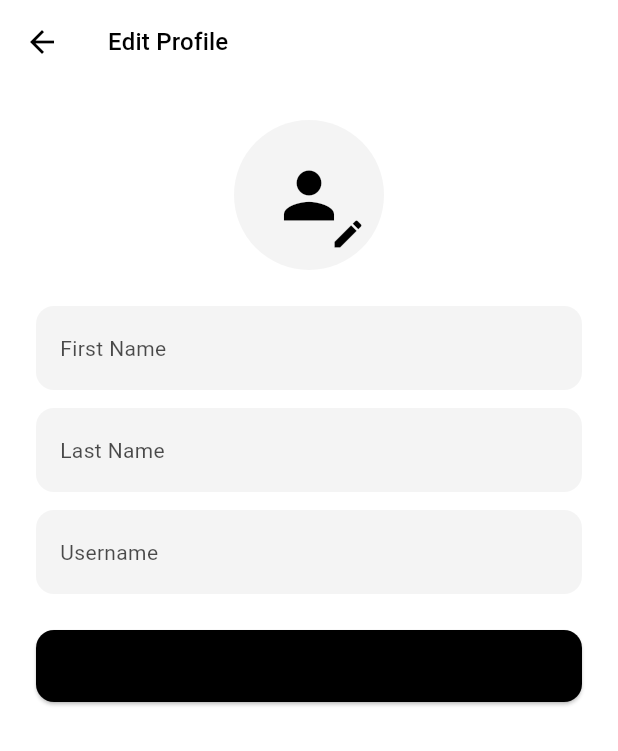
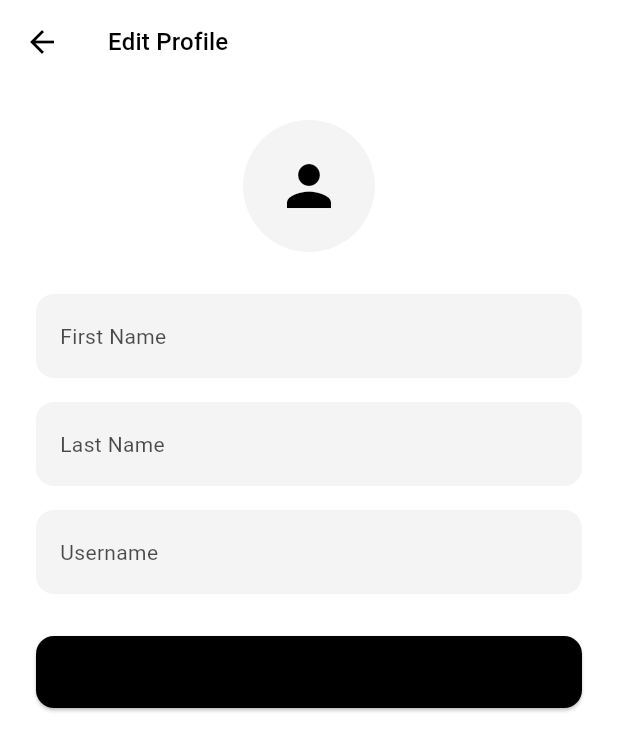
Before and after one commit to shlokmestry/boxed_app, a Flutter app: the ProfileScreen screen opened directly, after a tap on "Edit Profile", on a phone screen of 412 x 824 dp. Shown: the top 751 px of the screen. Run offline on Flutter 3.47's test engine with Material 3 defaults, Android fonts, the phone set to English and light mode, and no system bars; our stand-ins replace cloud_firestore, firebase_auth, firebase_core, firebase_messaging, firebase_storage, flutter_local_notifications and 4 more; missing offline and left inert: encrypt, pointycastle, rsa_encrypt; accounts and stored records are empty.

Commit message:
improved profile and edit UI with avatar and better layout

```diff
--- a/lib/screens/edit_profile_screen.dart
+++ b/lib/screens/edit_profile_screen.dart
@@ -24,6 +24,7 @@ class _EditProfileScreenState extends State<EditProfileScreen> {
   String? _photoUrl;
 
   bool _isLoading = true;
+  bool _isUploadingImage = false;
   String? _error;
 
   @override
@@ -36,7 +37,10 @@ class _EditProfileScreenState extends State<EditProfileScreen> {
     final user = FirebaseAuth.instance.currentUser;
     if (user == null) return;
 
-    final doc = await FirebaseFirestore.instance.collection('users').doc(user.uid).get();
+    final doc = await FirebaseFirestore.instance
+        .collection('users')
+        .doc(user.uid)
+        .get();
     final data = doc.data();
 
     setState(() {
@@ -49,7 +53,8 @@ class _EditProfileScreenState extends State<EditProfileScreen> {
   }
 
   Future<void> _pickImage() async {
-    final picked = await _picker.pickImage(source: ImageSource.gallery, imageQuality: 80);
+    final picked =
+        await _picker.pickImage(source: ImageSource.gallery, imageQuality: 80);
     if (picked != null) {
       setState(() => _newImage = File(picked.path));
     }
@@ -62,9 +67,13 @@ class _EditProfileScreenState extends State<EditProfileScreen> {
           .ref()
           .child('profile_images')
           .child('$uid-${DateTime.now().millisecondsSinceEpoch}.jpg');
+      setState(() => _isUploadingImage = true);
       final uploadTask = await ref.putFile(file);
-      return await uploadTask.ref.getDownloadURL();
+      final downloadUrl = await uploadTask.ref.getDownloadURL();
+      setState(() => _isUploadingImage = false);
+      return downloadUrl;
     } catch (e) {
+      setState(() => _isUploadingImage = false);
       print('Image upload failed: $e');
       return null;
     }
@@ -86,18 +95,16 @@ class _EditProfileScreenState extends State<EditProfileScreen> {
       if (_newImage != null) {
         imageUrl = await _uploadImage(_newImage!);
       }
+
       await FirebaseFirestore.instance.collection('users').doc(uid).update({
         'firstName': _firstName!.trim(),
         'lastName': _lastName!.trim(),
-        'username': _username!.trim(),
+        // Username intentionally not updated
         'photoUrl': imageUrl,
       });
 
       if (!mounted) return;
-      ScaffoldMessenger.of(context).showSnackBar(
-        const SnackBar(content: Text("Profile updated!")),
-      );
-      Navigator.pop(context);
+      Navigator.pop(context, true);
     } catch (e) {
       setState(() => _error = "Failed to save profile");
       print("Error saving profile: $e");
@@ -128,10 +135,13 @@ class _EditProfileScreenState extends State<EditProfileScreen> {
                 child: ListView(
                   children: [
                     Center(
+                      child: GestureDetector(
+                        onTap: _pickImage,
                         child: Stack(
+                          alignment: Alignment.center,
                           children: [
                             CircleAvatar(
-                            radius: 50,
+                              radius: 44,
                               backgroundImage: _newImage != null
                                   ? FileImage(_newImage!)
                                   : (_photoUrl != null && _photoUrl!.isNotEmpty)
@@ -141,23 +151,23 @@ class _EditProfileScreenState extends State<EditProfileScreen> {
                               child: (_newImage == null &&
                                       (_photoUrl == null || _photoUrl!.isEmpty))
                                   ? Icon(Icons.person,
-                                    color: colorScheme.onSurface, size: 50)
+                                      color: colorScheme.onSurface, size: 44)
                                   : null,
                             ),
-                          Positioned(
-                            bottom: 0,
-                            right: 0,
-                            child: IconButton(
-                              icon: Icon(Icons.edit, color: colorScheme.onSurface),
-                              onPressed: _pickImage,
-                            ),
+                            if (_isUploadingImage)
+                              const SizedBox(
+                                width: 64,
+                                height: 64,
+                                child: CircularProgressIndicator(strokeWidth: 2),
                               ),
                           ],
                         ),
                       ),
-                    const SizedBox(height: 24),
+                    ),
+                    const SizedBox(height: 28),
                     if (_error != null) ...[
-                      Text(_error!, style: TextStyle(color: colorScheme.error)),
+                      Text(_error!,
+                          style: TextStyle(color: colorScheme.error)),
                       const SizedBox(height: 8),
                     ],
                     TextFormField(
@@ -165,36 +175,49 @@ class _EditProfileScreenState extends State<EditProfileScreen> {
                       style: TextStyle(color: colorScheme.onBackground),
                       decoration: _inputDecoration(context, 'First Name'),
                       validator: (value) =>
-                          value == null || value.trim().isEmpty ? 'Required' : null,
+                          value == null || value.trim().isEmpty
+                              ? 'Required'
+                              : null,
                       onSaved: (value) => _firstName = value,
                     ),
-                    const SizedBox(height: 12),
+                    const SizedBox(height: 16),
                     TextFormField(
                       initialValue: _lastName ?? "",
                       style: TextStyle(color: colorScheme.onBackground),
                       decoration: _inputDecoration(context, 'Last Name'),
                       onSaved: (value) => _lastName = value,
                     ),
-                    const SizedBox(height: 12),
+                    const SizedBox(height: 16),
                     TextFormField(
                       initialValue: _username ?? "",
-                      style: TextStyle(color: colorScheme.onBackground),
-                      decoration: _inputDecoration(context, 'Username'),
-                      validator: (value) =>
-                          value == null || value.trim().isEmpty ? 'Required' : null,
-                      onSaved: (value) => _username = value,
+                      enabled: false,
+                      style: TextStyle(
+                        color: colorScheme.onBackground.withOpacity(0.6),
                       ),
-                    const SizedBox(height: 24),
-                    ElevatedButton(
-                      onPressed: _saveProfile,
+                      decoration: _inputDecoration(context, 'Username').copyWith(
+                        // No lock icon used
+                        hintStyle: TextStyle(
+                          color: colorScheme.onSurface.withOpacity(0.4),
+                        ),
+                      ),
+                    ),
+                    const SizedBox(height: 28),
+                    SizedBox(
+                      width: double.infinity,
+                      height: 48,
+                      child: ElevatedButton(
+                        onPressed: _isUploadingImage ? null : _saveProfile,
                         style: ElevatedButton.styleFrom(
                           backgroundColor: colorScheme.primary,
-                        padding: const EdgeInsets.symmetric(vertical: 14),
                           shape: RoundedRectangleBorder(
                             borderRadius: BorderRadius.circular(12),
                           ),
+                          textStyle: textTheme.titleMedium?.copyWith(
+                            fontWeight: FontWeight.w600,
+                          ),
                         ),
                         child: const Text("Save"),
+                      ),
                     ),
                   ],
                 ),
--- a/lib/screens/profile_screen.dart
+++ b/lib/screens/profile_screen.dart
@@ -1,8 +1,12 @@
+import 'dart:io';
 import 'package:boxed_app/screens/edit_profile_screen.dart';
 import 'package:cloud_firestore/cloud_firestore.dart';
 import 'package:firebase_auth/firebase_auth.dart';
+import 'package:firebase_storage/firebase_storage.dart';
 import 'package:flutter/material.dart';
 import 'package:share_plus/share_plus.dart';
+import 'package:intl/intl.dart';
+import 'package:image_picker/image_picker.dart';
 
 class ProfileScreen extends StatefulWidget {
   const ProfileScreen({super.key});
@@ -12,10 +16,47 @@ class ProfileScreen extends StatefulWidget {
 }
 
 class _ProfileScreenState extends State<ProfileScreen> {
-  Future<DocumentSnapshot?> _getUserProfile() async {
+  bool _isUploadingAvatar = false;
+  final ImagePicker _picker = ImagePicker();
+
+  Future<Map<String, dynamic>?> _getUserProfile() async {
     final user = FirebaseAuth.instance.currentUser;
     if (user == null) return null;
-    return FirebaseFirestore.instance.collection('users').doc(user.uid).get();
+    final doc =
+        await FirebaseFirestore.instance.collection('users').doc(user.uid).get();
+    if (!doc.exists) return null;
+    final data = doc.data();
+    if (data == null) return null;
+
+    // Get capsule count
+    final capsSnap = await FirebaseFirestore.instance
+        .collection('capsules')
+        .where('creatorId', isEqualTo: user.uid)
+        .get();
+    final count = capsSnap.size;
+
+    return {
+      ...data,
+      'capsulesCount': count,
+    };
+  }
+
+  Future<String?> _uploadAvatar(String path, String userId) async {
+    try {
+      final ref =
+          FirebaseStorage.instance.ref().child('avatars').child(userId);
+      final uploadTask = ref.putFile(File(path));
+      final snapshot = await uploadTask;
+      final url = await snapshot.ref.getDownloadURL();
+      await FirebaseFirestore.instance
+          .collection('users')
+          .doc(userId)
+          .update({'photoUrl': url});
+      return url;
+    } catch (e) {
+      debugPrint('Avatar upload error: $e');
+      return null;
+    }
   }
 
   @override
@@ -25,7 +66,7 @@ class _ProfileScreenState extends State<ProfileScreen> {
 
     return Scaffold(
       appBar: AppBar(
-        title: Text("My Profile", style: textTheme.titleMedium),
+        title: Text("Profile", style: textTheme.titleLarge),
         centerTitle: true,
         elevation: 0,
         backgroundColor: colorScheme.background,
@@ -34,8 +75,7 @@ class _ProfileScreenState extends State<ProfileScreen> {
           IconButton(
             icon: const Icon(Icons.share),
             onPressed: () async {
-              final doc = await _getUserProfile();
-              final data = doc?.data() as Map<String, dynamic>?;
+              final data = await _getUserProfile();
               final username = data?['username'] ?? 'myprofile';
               final shareLink = "https://boxed.app/u/$username";
               Share.share("Check out my Boxed profile: $shareLink");
@@ -44,133 +84,148 @@ class _ProfileScreenState extends State<ProfileScreen> {
         ],
       ),
       backgroundColor: colorScheme.background,
-      body: FutureBuilder<DocumentSnapshot?>(
+      body: FutureBuilder<Map<String, dynamic>?>(
         future: _getUserProfile(),
         builder: (context, snapshot) {
           if (!snapshot.hasData) {
             return const Center(child: CircularProgressIndicator());
           }
-
-          final data = snapshot.data?.data() as Map<String, dynamic>?;
-
+          final data = snapshot.data;
           if (data == null) {
             return Center(
               child: Text("No profile data found.",
-                  style: textTheme.bodyLarge?.copyWith(color: colorScheme.onBackground)),
+                  style: textTheme.bodyLarge
+                      ?.copyWith(color: colorScheme.onBackground)),
             );
           }
 
           final firstName = data['firstName'] ?? '';
           final lastName = data['lastName'] ?? '';
           final username = data['username'] ?? '';
-          final email = data['email'] ?? '';
           final photoUrl = data['photoUrl'];
           final createdAt = data['createdAt']?.toDate();
-          final fullName = "$firstName $lastName";
+          final capsulesCount = data['capsulesCount'] ?? 0;
 
           final String initials = (firstName.isNotEmpty ? firstName[0] : '') +
               (lastName.isNotEmpty ? lastName[0] : '');
 
-          return Column(
-            crossAxisAlignment: CrossAxisAlignment.center,
+          return Padding(
+            padding: const EdgeInsets.symmetric(horizontal: 24, vertical: 28),
+            child: Column(
+              mainAxisAlignment: MainAxisAlignment.center,
               children: [
-              const SizedBox(height: 24),
+                /// Avatar with tap and upload logic
+                GestureDetector(
+                  onTap: () async {
+                    final picked = await _picker.pickImage(
+                        source: ImageSource.gallery);
+                    if (picked != null) {
+                      setState(() => _isUploadingAvatar = true);
+                      final newUrl = await _uploadAvatar(
+                          picked.path, FirebaseAuth.instance.currentUser!.uid);
+                      setState(() => _isUploadingAvatar = false);
+                      if (newUrl != null) {
+                        ScaffoldMessenger.of(context).showSnackBar(
+                          const SnackBar(content: Text("Avatar updated!")),
+                        );
+                      }
+                      setState(() {}); // To refresh avatar
+                    }
+                  },
+                  child: Stack(
+                    alignment: Alignment.center,
+                    children: [
                       CircleAvatar(
-                radius: 48,
-                backgroundImage:
-                    (photoUrl != null && photoUrl != '') ? NetworkImage(photoUrl) : null,
+                        radius: 44,
+                        backgroundImage: (photoUrl != null && photoUrl != '')
+                            ? NetworkImage(photoUrl)
+                            : null,
                         backgroundColor: colorScheme.surface,
                         child: (photoUrl == null || photoUrl == '')
                             ? Text(
-                        initials.toUpperCase(),
-                        style: textTheme.headlineMedium?.copyWith(color: colorScheme.onSurface),
+                                initials.isNotEmpty
+                                    ? initials.toUpperCase()
+                                    : username.isNotEmpty
+                                        ? username[0].toUpperCase()
+                                        : "?",
+                                style: textTheme.titleLarge?.copyWith(
+                                  color: colorScheme.onSurface,
+                                  fontWeight: FontWeight.bold,
+                                ),
                               )
                             : null,
                       ),
-              const SizedBox(height: 16),
+                      if (_isUploadingAvatar)
+                        const CircularProgressIndicator(strokeWidth: 2),
+                    ],
+                  ),
+                ),
+                const SizedBox(height: 18),
                 Text(
                   username,
-                style: textTheme.titleLarge?.copyWith(
+                  style: textTheme.titleMedium?.copyWith(
                     color: colorScheme.onBackground,
                     fontWeight: FontWeight.bold,
                   ),
                 ),
-              const SizedBox(height: 8),
-              Row(
-                mainAxisAlignment: MainAxisAlignment.center,
-                children: [
-                  Text("0 achievements",
+                const SizedBox(height: 16),
+                Text(
+                  '$capsulesCount',
+                  style: textTheme.headlineMedium?.copyWith(
+                    fontWeight: FontWeight.w700,
+                    color: colorScheme.primary,
+                  ),
+                ),
+                Text(
+                  "Capsules Created",
+                  style: textTheme.bodyMedium?.copyWith(
+                    color: colorScheme.onBackground.withOpacity(0.7),
+                    fontWeight: FontWeight.w600,
+                  ),
+                ),
+                const SizedBox(height: 14),
+                if (createdAt != null)
+                  Text(
+                    "user since: ${DateFormat('MM/yyyy').format(createdAt)}",
                     style: textTheme.bodySmall?.copyWith(
-                          color: colorScheme.onBackground.withOpacity(0.6))),
-                  const SizedBox(width: 8),
-                  Text('•', style: textTheme.bodySmall?.copyWith(color: colorScheme.onSurface)),
-                  const SizedBox(width: 8),
-                  Text("0 followers",
-                      style: textTheme.bodySmall?.copyWith(
-                        color: colorScheme.onBackground.withOpacity(0.6),
-                      )),
-                ],
+                      color: colorScheme.onSurface.withOpacity(0.6),
                     ),
-              const SizedBox(height: 8),
-              if (email.isNotEmpty)
-                Text("u/$email",
-                    style: textTheme.bodySmall?.copyWith(
-                      color: colorScheme.onSurface.withOpacity(0.5),
-                    )),
-              if (createdAt != null)
-                Text("${createdAt.month}/${createdAt.year}",
-                    style: textTheme.bodySmall?.copyWith(
-                      color: colorScheme.onSurface.withOpacity(0.5),
-                    )),
-              const SizedBox(height: 20),
-              ElevatedButton(
+                  ),
+                const SizedBox(height: 26),
+                SizedBox(
+                  width: double.infinity,
+                  height: 48,
+                  child: ElevatedButton(
                     onPressed: () async {
-                  await Navigator.push(
+                      final updated = await Navigator.push(
                         context,
-                    MaterialPageRoute(builder: (_) => const EditProfileScreen()),
+                        MaterialPageRoute(
+                            builder: (_) => const EditProfileScreen()),
                       );
-                  setState(() {}); // Reload profile after edit
+                      if (updated == true) {
+                        ScaffoldMessenger.of(context).showSnackBar(
+                          const SnackBar(
+                            content: Text("Profile updated!"),
+                            duration: Duration(seconds: 2),
+                          ),
+                        );
+                      }
+                      setState(() {});
                     },
                     style: ElevatedButton.styleFrom(
                       backgroundColor: colorScheme.primary,
-                  padding: const EdgeInsets.symmetric(horizontal: 24, vertical: 12),
+                      shape: RoundedRectangleBorder(
+                          borderRadius: BorderRadius.circular(14)),
+                      textStyle: textTheme.titleMedium?.copyWith(
+                        fontWeight: FontWeight.w600,
+                      ),
                     ),
                     child: const Text("Edit Profile"),
                   ),
-              const SizedBox(height: 24),
-
-              // Divider & Section Title
-              Padding(
-                padding: const EdgeInsets.symmetric(horizontal: 24),
-                child: Column(
-                  children: [
-                    Divider(
-                      color: colorScheme.onSurface.withOpacity(0.2),
-                      thickness: 0.5,
-                      height: 32,
                 ),
-                    Text(
-                      "Your Capsules",
-                      style: textTheme.titleMedium?.copyWith(
-                        color: colorScheme.onBackground,
-                        fontWeight: FontWeight.w500,
-                      ),
-                    ),
-                    const SizedBox(height: 12),
+                const Spacer(),
               ],
             ),
-              ),
-
-              const SizedBox(height: 16),
-              const Expanded(
-                child: Center(
-                  child: Text(
-                    "Start your first memory capsule 🎁",
-                    style: TextStyle(color: Colors.white54),
-                  ),
-                ),
-              ),
-            ],
           );
         },
       ),
```
Lines whose indentation alone changed are shown as unchanged.
